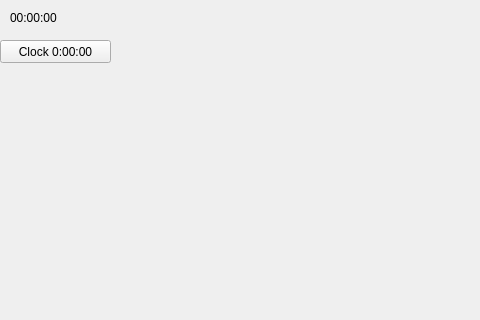
Before: the Qt Designer form MainWindow.ui in AGeciow/PySide-Application-Template, drawn with Qt 5; both pictures show x 0 to 480 and y 0 to 320 of the 800 by 495 pixel window.
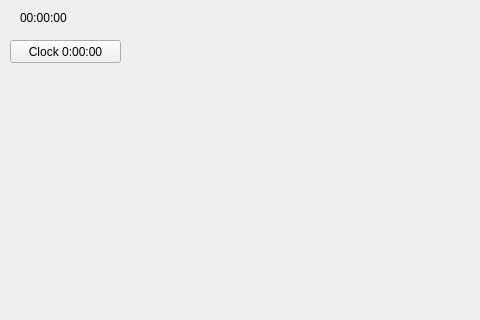
After: the same form once the commit is applied.

```diff
--- a/MainWindow.ui
+++ b/MainWindow.ui
@@ -17,7 +17,7 @@
    <widget class="QPushButton" name="pb_ClockZero">
     <property name="geometry">
      <rect>
-      <x>0</x>
+      <x>10</x>
       <y>40</y>
       <width>111</width>
       <height>23</height>
@@ -30,7 +30,7 @@
    <widget class="QLabel" name="lb_Clock">
     <property name="geometry">
      <rect>
-      <x>10</x>
+      <x>20</x>
       <y>10</y>
       <width>58</width>
       <height>15</height>
```
